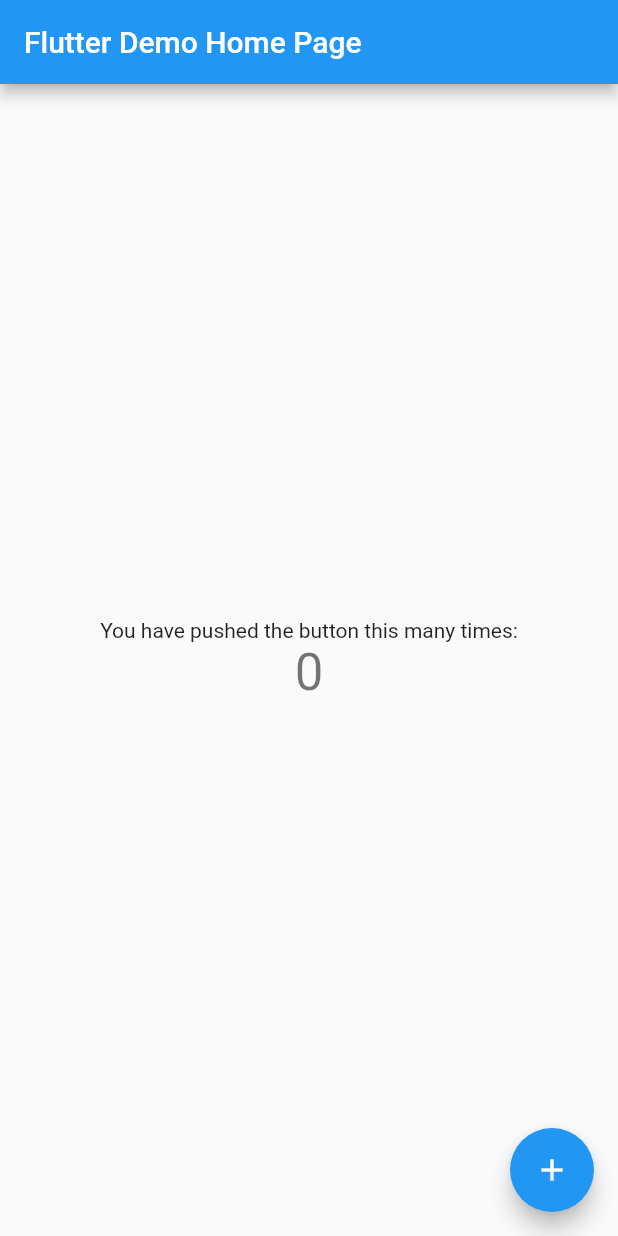
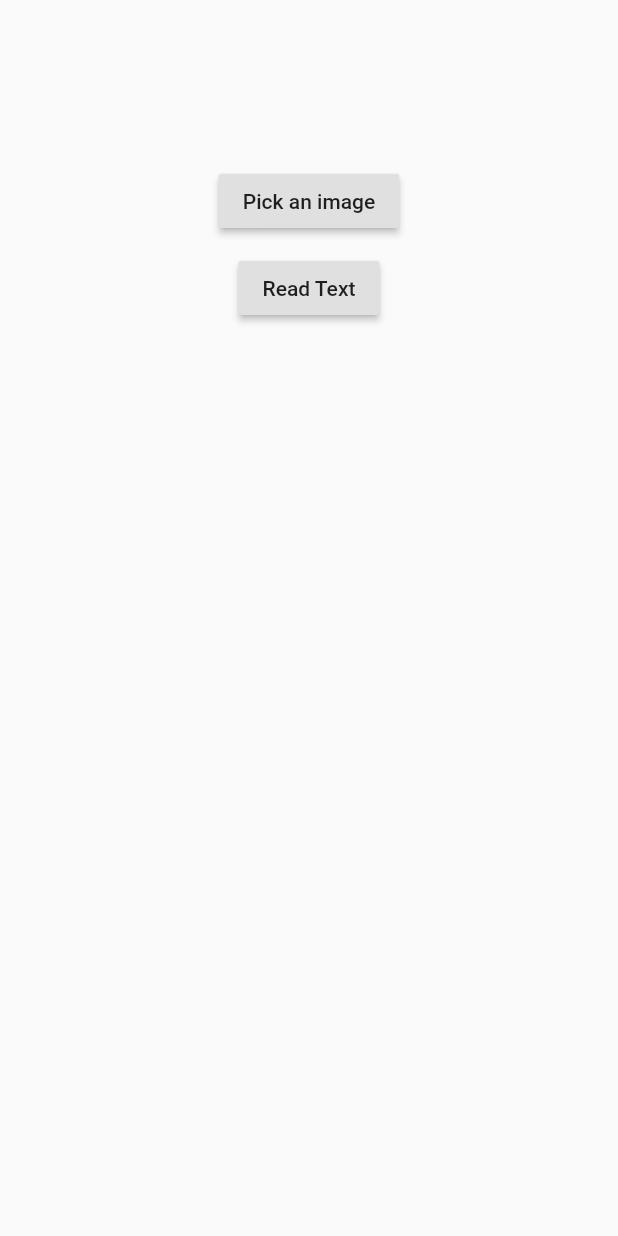
Before and after one commit to a-fina/test_app, a Flutter app: the screen it shows after launch, on a phone screen of 412 x 824 dp. Run offline on Flutter 3.47's test engine with Material 2 defaults, Android fonts, the phone set to English and light mode, and no system bars; our stand-ins replace csv, image_picker; missing offline and left inert: firebase_ml_vision; accounts and stored records are empty.

```diff
--- a/lib/main.dart
+++ b/lib/main.dart
@@ -1,117 +1,94 @@
+import 'dart:io';
+
 import 'package:flutter/material.dart';
+import 'package:csv/csv.dart';
+import 'package:image_picker/image_picker.dart';
+import 'package:firebase_ml_vision/firebase_ml_vision.dart';
 
-void main() {
-  runApp(MyApp());
-}
+void main() => runApp(MyApp());
 
 class MyApp extends StatelessWidget {
-  // This widget is the root of your application.
   @override
   Widget build(BuildContext context) {
     return MaterialApp(
-      title: 'Flutter Demo',
-      theme: ThemeData(
-        // This is the theme of your application.
-        //
-        // Try running your application with "flutter run". You'll see the
-        // application has a blue toolbar. Then, without quitting the app, try
-        // changing the primarySwatch below to Colors.green and then invoke
-        // "hot reload" (press "r" in the console where you ran "flutter run",
-        // or simply save your changes to "hot reload" in a Flutter IDE).
-        // Notice that the counter didn't reset back to zero; the application
-        // is not restarted.
-        primarySwatch: Colors.blue,
-        // This makes the visual density adapt to the platform that you run
-        // the app on. For desktop platforms, the controls will be smaller and
-        // closer together (more dense) than on mobile platforms.
-        visualDensity: VisualDensity.adaptivePlatformDensity,
-      ),
-      home: MyHomePage(title: 'Flutter Demo Home Page'),
+      debugShowCheckedModeBanner: false,
+      home: MyHomePage(),
     );
   }
 }
 
 class MyHomePage extends StatefulWidget {
-  MyHomePage({Key key, this.title}) : super(key: key);
-
-  // This widget is the home page of your application. It is stateful, meaning
-  // that it has a State object (defined below) that contains fields that affect
-  // how it looks.
-
-  // This class is the configuration for the state. It holds the values (in this
-  // case the title) provided by the parent (in this case the App widget) and
-  // used by the build method of the State. Fields in a Widget subclass are
-  // always marked "final".
-
-  final String title;
-
   @override
   _MyHomePageState createState() => _MyHomePageState();
 }
 
 class _MyHomePageState extends State<MyHomePage> {
-  int _counter = 0;
+  File pickedImage;
+  List<List<String>> textList=[];
+  List<String> lineList=[];
 
-  void _incrementCounter() {
+  bool isImageLoaded = false;
+  String text = "";
+  Future pickImage() async {
+    var tempStore = await ImagePicker.pickImage(source: ImageSource.camera);
     setState(() {
-      // This call to setState tells the Flutter framework that something has
-      // changed in this State, which causes it to rerun the build method below
-      // so that the display can reflect the updated values. If we changed
-      // _counter without calling setState(), then the build method would not be
-      // called again, and so nothing would appear to happen.
-      _counter++;
+      pickedImage = tempStore;
+      isImageLoaded = true;
     });
   }
 
+  Future readText() async {
+
+    textList = [];
+    FirebaseVisionImage ourImage = FirebaseVisionImage.fromFile(pickedImage);print('2');
+    TextRecognizer recognizeText = FirebaseVision.instance.textRecognizer();
+    VisionText readText = await recognizeText.processImage(ourImage);
+    for (TextBlock block in readText.blocks) {
+      for (TextLine line in block.lines) {
+        for (TextElement word in line.elements) {
+          lineList.add(word.text);
+        }
+        textList.add(lineList);
+        lineList = [];
+      }
+    }
+
+    String csv = const ListToCsvConverter().convert(textList);
+    print(csv);
+    setState(() {
+      text=text+csv;
+    });
+  }
+
+
   @override
   Widget build(BuildContext context) {
-    // This method is rerun every time setState is called, for instance as done
-    // by the _incrementCounter method above.
-    //
-    // The Flutter framework has been optimized to make rerunning build methods
-    // fast, so that you can just rebuild anything that needs updating rather
-    // than having to individually change instances of widgets.
     return Scaffold(
-      appBar: AppBar(
-        // Here we take the value from the MyHomePage object that was created by
-        // the App.build method, and use it to set our appbar title.
-        title: Text(widget.title),
-      ),
-      body: Center(
-        // Center is a layout widget. It takes a single child and positions it
-        // in the middle of the parent.
-        child: Column(
-          // Column is also a layout widget. It takes a list of children and
-          // arranges them vertically. By default, it sizes itself to fit its
-          // children horizontally, and tries to be as tall as its parent.
-          //
-          // Invoke "debug painting" (press "p" in the console, choose the
-          // "Toggle Debug Paint" action from the Flutter Inspector in Android
-          // Studio, or the "Toggle Debug Paint" command in Visual Studio Code)
-          // to see the wireframe for each widget.
-          //
-          // Column has various properties to control how it sizes itself and
-          // how it positions its children. Here we use mainAxisAlignment to
-          // center the children vertically; the main axis here is the vertical
-          // axis because Columns are vertical (the cross axis would be
-          // horizontal).
-          mainAxisAlignment: MainAxisAlignment.center,
-          children: <Widget>[
-            Text(
-              'You have pushed the button this many times:',
-            ),
-            Text(
-              '$_counter',
-              style: Theme.of(context).textTheme.headline4,
-            ),
-          ],
+        body: Column(
+      children: <Widget>[
+        SizedBox(height: 100.0),
+        isImageLoaded
+            ? Center(
+                child: Container(
+                    height: 200.0,
+                    width: 200.0,
+                    decoration: BoxDecoration(
+                        image: DecorationImage(
+                            image: FileImage(pickedImage), fit: BoxFit.cover))),
+              )
+            : Container(),
+        SizedBox(height: 10.0),
+        RaisedButton(
+          child: Text('Pick an image'),
+          onPressed: pickImage,
         ),
-      ),
-      floatingActionButton: FloatingActionButton(
-        onPressed: _incrementCounter,
-        tooltip: 'Increment',
-        child: Icon(Icons.add),
-      ), // This trailing comma makes auto-formatting nicer for build methods.
-    );
+        SizedBox(height: 10.0),
+        RaisedButton(
+          child: Text('Read Text'),
+          onPressed: readText,
+        ),
+        Text(text)
+      ],
+    ));
   }
 }
```
